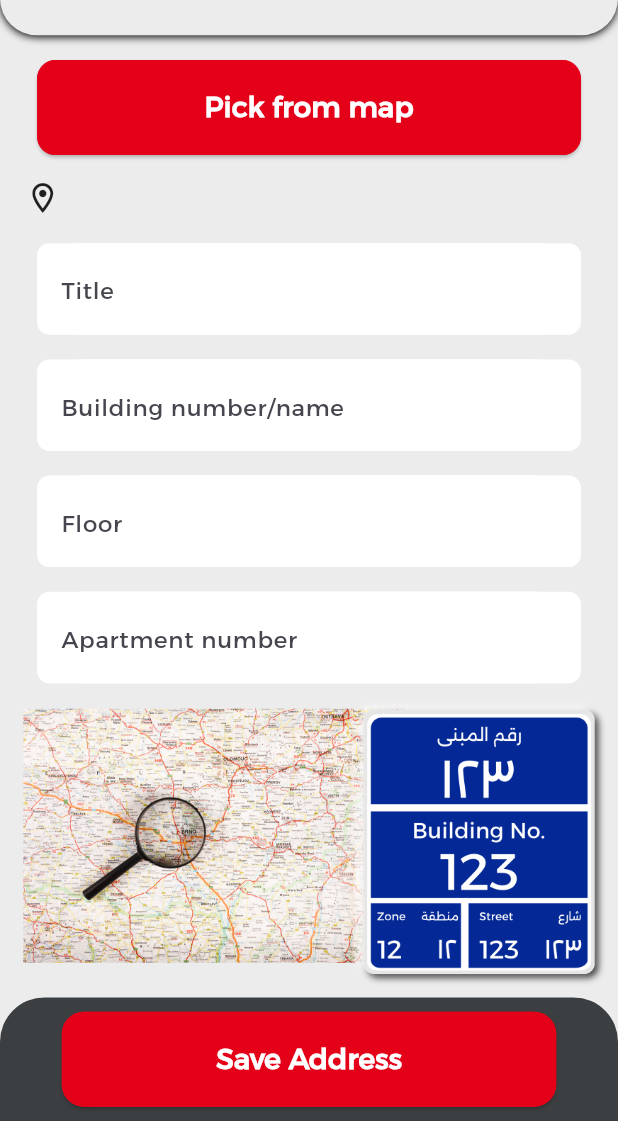
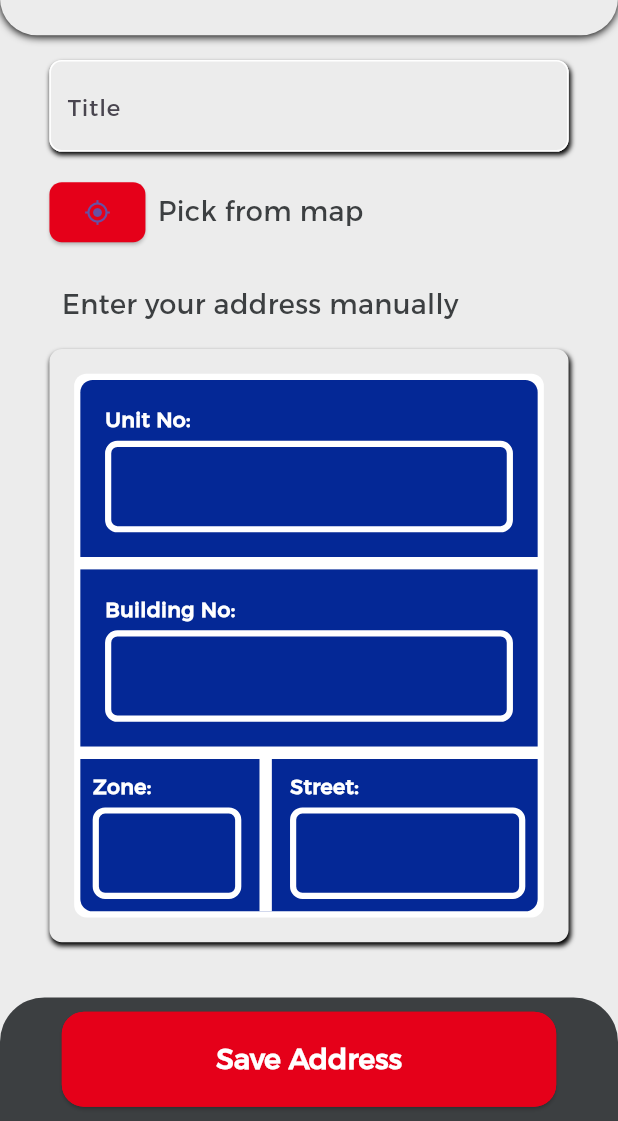
Before and after one commit to zoalfkardeeb/autoworld, a Flutter app: the AddAddress screen opened directly, on a phone screen of 412 x 824 dp, the part 115-1236 px from its top. Run offline on Flutter 3.47's test engine with Material 3 defaults, Android fonts, the phone set to English and light mode, and no system bars; our stand-ins replace another_flushbar, app_links, cached_network_image, cloud_firestore, dio, double_back_to_close_app and 29 more; missing offline and left inert: easy_pdf_viewer, flutter_facebook_auth, mailer, map_location_picker, platform_device_id, simple_tooltip; accounts and stored records are empty; network calls fail; project files that could hold a hidden picture were left out.

Commit message:
add address

```diff
--- a/lib/MyWidget.dart
+++ b/lib/MyWidget.dart
@@ -166,15 +166,20 @@ class MyWidget{
     return Padding(
       padding: EdgeInsets.symmetric(
           vertical:
-          AppHeight.h1,
+          AppHeight.h2,
           horizontal:
-          AppWidth.w4*1.5),
+          AppWidth.w8),
       child: Container(
         //height: FontSize.s18*2.5,
-        decoration: BoxDecoration(
-          color: Colors.white,
-          borderRadius:
-          BorderRadius.all(Radius.circular(AppWidth.w4/2)),
+        decoration:  BoxDecoration(
+          color: MyColors.topCon,
+          // ignore: prefer_const_literals_to_create_immutables
+          boxShadow: [BoxShadow(
+            color: MyColors.black,
+            offset: const Offset(1, 2),
+            blurRadius: 2,
+          )],
+          borderRadius: BorderRadius.all(Radius.circular(AppWidth.w2)),
         ),
         child: TextFormField(
           textAlign: TextAlign.start,
@@ -190,23 +195,23 @@ class MyWidget{
           ),
           decoration: InputDecoration(
             enabledBorder: OutlineInputBorder(
-              borderRadius: BorderRadius.circular(
-                  MediaQuery.of(context).size.height / 5),
+              gapPadding: 0.0,
+              borderRadius: BorderRadius.circular(AppWidth.w2),
               borderSide: const BorderSide(
                 color: Colors.white,
-                width: 2,
+                width: 1,
               ),
             ),
             focusedBorder: OutlineInputBorder(
-              borderRadius: BorderRadius.circular(
-                  MediaQuery.of(context).size.height / 5),
+              gapPadding: 0.0,
+              borderRadius: BorderRadius.circular(AppWidth.w2),
               borderSide: const BorderSide(
                 color: Colors.white,
-                width: 2,
+                width: 1,
               ),
             ),
             filled: true,
-            fillColor: Colors.white,
+            fillColor: MyColors.topCon,
             border: InputBorder.none,
             hintText: hintText,
             hintStyle: TextStyle(
--- a/lib/constant/color/MyColors.dart
+++ b/lib/constant/color/MyColors.dart
@@ -2,7 +2,7 @@
 import 'package:flutter/material.dart';
 
 class MyColors {
- static const blue = Colors.black;
+ static const blue = Color.fromRGBO(4, 40, 150, 1.0);
  static const trans = Color(0x00000000);
  static const backGround = Color(0xffE4E4E4);
  static const white = Color(0xffFFFFFF);
--- a/lib/eShop/productDetails.dart
+++ b/lib/eShop/productDetails.dart
@@ -95,7 +95,7 @@ class _ProductDetailsState extends State<ProductDetails> {
                           ),
                           SizedBox(height: AppHeight.h1,),
                           _description(),
-                          //_suggestion(),
+                          _suggestion(),
                         ],
                       ),
                     ),
--- a/lib/location/location.dart
+++ b/lib/location/location.dart
@@ -13,13 +13,7 @@ getCurrentLocation() async {
 
   // Test if location services are enabled.
   serviceEnabled = await Geolocator.isLocationServiceEnabled();
-  if (!serviceEnabled) {
-    // Location services are not enabled don't continue
-    // accessing the position and request users of the
-    // App to enable the location services.
-    return Future.error('Location services are disabled.');
-  }
-
+  if (serviceEnabled) {
     permission = await Geolocator.checkPermission();
     if (permission == LocationPermission.denied) {
       permission = await Geolocator.requestPermission();
@@ -43,3 +37,11 @@ getCurrentLocation() async {
     // continue accessing the position of the device.
     currentLocation = await Geolocator.getCurrentPosition(desiredAccuracy: LocationAccuracy.high);
   }
+  else{
+    // Location services are not enabled don't continue
+    // accessing the position and request users of the
+    // App to enable the location services.
+    Future.error('Location services are disabled.');
+  }
+
+ }
--- a/lib/model/request/address.dart
+++ b/lib/model/request/address.dart
@@ -18,6 +18,7 @@ class AddressRequest {
   String? building;
   String? floor;
   String? appartment;
+  String? street;
 
   AddressRequest({
     this.id,
@@ -29,6 +30,7 @@ class AddressRequest {
     this.building,
     this.floor,
     this.appartment,
+    this.street,
   });
 
   factory AddressRequest.fromJson(Map<String, dynamic> json) => AddressRequest(
@@ -41,6 +43,7 @@ class AddressRequest {
     building: json["building"],
     floor: json["floor"],
     appartment: json["appartment"],
+    street: json["street"],
   );
 
   Map<String, dynamic> toJson() => {
@@ -53,5 +56,6 @@ class AddressRequest {
     "building": building,
     "floor": floor,
     "appartment": appartment,
+    "street": street,
   };
 }
--- a/lib/model/response/addressRead.dart
+++ b/lib/model/response/addressRead.dart
@@ -47,6 +47,7 @@ class Datum {
   double? lat;
   double? lng;
   String? title;
+  String? street;
 
   Datum({
     this.id,
@@ -59,6 +60,7 @@ class Datum {
     this.lat,
     this.lng,
     this.title,
+    this.street,
   });
 
   factory Datum.fromJson(Map<String, dynamic> json) => Datum(
@@ -72,6 +74,7 @@ class Datum {
     lat: json["lat"]?.toDouble(),
     lng: json["lng"]?.toDouble(),
     title: json["title"],
+    street: json["street"],
   );
 
   Map<String, dynamic> toJson() => {
@@ -85,6 +88,7 @@ class Datum {
     "lat": lat,
     "lng": lng,
     "title": title,
+    "street": street,
   };
 }
 
--- a/lib/screen/address/addAddress.dart
+++ b/lib/screen/address/addAddress.dart
@@ -3,6 +3,7 @@ import 'package:automall/api.dart';
 import 'package:automall/const.dart';
 import 'package:automall/constant/app_size.dart';
 import 'package:automall/constant/color/MyColors.dart';
+import 'package:automall/constant/font_size.dart';
 import 'package:automall/constant/images/imagePath.dart';
 import 'package:automall/constant/string/Strings.dart';
 import 'package:automall/helper/functions.dart';
@@ -29,8 +30,9 @@ class _AddAddressState extends State<AddAddress> {
   final TextEditingController _noteController = TextEditingController();
   final TextEditingController _titleController = TextEditingController();
   final TextEditingController _buildingController = TextEditingController();
-  final TextEditingController _floorController = TextEditingController();
+  final TextEditingController _areaController = TextEditingController();
   final TextEditingController _aprController = TextEditingController();
+  final TextEditingController _streetController = TextEditingController();
   String autocompletePlace = "null";
 
   @override
@@ -40,8 +42,9 @@ class _AddAddressState extends State<AddAddress> {
     _titleController.text = widget.address.title??'';
     _noteController.text = widget.address.notes??'';
     _buildingController.text = widget.address.building??'';
-    _floorController.text = widget.address.floor??'';
+    _areaController.text = widget.address.floor??'';
     _aprController.text = widget.address.appartment??'';
+    _streetController.text = widget.address.street??'';
     if(widget.address.lat != null) position = LatLng(double.parse(widget.address.lat??'25.22'), double.parse(widget.address.lng??'50.00'));
     super.initState();
   }
@@ -55,98 +58,120 @@ class _AddAddressState extends State<AddAddress> {
       backgroundColor: MyColors.topCon,
       body: Stack(
         children: [
-          Align(
+          Container(
+            height: AppHeight.h90,
             alignment: Alignment.topCenter,
-            child: Container(
-                height: MediaQuery
-                    .of(context)
-                    .size
-                    .height * (1-0.1),
-                width: double.infinity,
-                alignment: Alignment.topCenter,
-                child:
-                Column(
+            child: Column(
               //mainAxisAlignment: MainAxisAlignment.center,
-                  crossAxisAlignment: CrossAxisAlignment.center,
+              crossAxisAlignment: CrossAxisAlignment.start,
               children: [
                 _topBar(curve),
+                MyWidget(context).textFiledAddress(_titleController, AppLocalizations.of(context)!.translate('Title')),
                 Padding(
-                        padding: EdgeInsets.symmetric(horizontal: AppWidth.w4*1.5, vertical: AppHeight.h2),
-                      child: MyWidget(context).raisedButton(curve, AppWidth.w80, AppLocalizations.of(context)!.translate('Pick from map'),
-                          null, () async => await _showPlacePicker()),
-                    ),
-                    Padding(
-                      padding: EdgeInsets.symmetric(horizontal:AppWidth.w4),
+                  padding: EdgeInsets.symmetric(horizontal:AppWidth.w8),
                   child: Row(
                     children: [
-                          const Icon(Icons.location_on_outlined),
-                          Expanded(child: MyWidget(context).bodyText1(_noteController.text, color: MyColors.bottomCon, scale: 0.8, padding: AppWidth.w1),),
+                      ElevatedButton(
+                          style: ElevatedButton.styleFrom(
+                            backgroundColor: MyColors.mainColor,
+                            shape: RoundedRectangleBorder(
+                              borderRadius: BorderRadius.circular(AppWidth.w2),
+                            ),
+                            padding: EdgeInsets.symmetric(vertical: curve/3*0, horizontal: curve/2),
+                          ),
+                          onPressed: () async => await _showPlacePicker(),
+                          child: Icon(Icons.my_location_sharp)),
+                      Expanded(child: MyWidget(context).bodyText1(_noteController.text.isEmpty?AppLocalizations.of(context)!.translate('Pick from map'):_noteController.text, color: MyColors.bottomCon, scale: 1.1, padding: AppWidth.w2, align: TextAlign.start),),
                     ],
                   ),
                 ),
-                    Expanded(
-                      flex: 1,
+                SizedBox(height: AppHeight.h2,),
+                Padding(
+                  padding: EdgeInsets.symmetric(horizontal:AppWidth.w8, vertical: AppHeight.h1),
+                  child: MyWidget(context).bodyText1(AppLocalizations.of(context)!.translate('Enter your address manually'), color: MyColors.bottomCon, scale: 1.1, padding: AppWidth.w2, align: TextAlign.start),
+                ),
+                Flexible(
+                  child: MyWidget.shadowContainer(
+                      margin: AppWidth.w8,
+                      padding: AppWidth.w4,
                       child: Container(
-                        margin: const EdgeInsets.only(top: 10),
-                        decoration: const BoxDecoration(
-                          color: MyColors.topCon,
-                          //borderRadius: BorderRadius.only(topLeft: Radius.circular(curve), topRight: Radius.circular(curve))
+                        padding: EdgeInsets.all(AppWidth.w1),
+                        decoration: BoxDecoration(
+                          color: MyColors.white,
+                          borderRadius: BorderRadius.circular(AppWidth.w2),
                         ),
                         child: SingleChildScrollView(
                           child: Column(
                             children: [
-                              MyWidget(context).textFiledAddress(_titleController, AppLocalizations.of(context)!.translate('Title')),
-                             /* Padding(
-                                padding: EdgeInsets.symmetric(horizontal: AppWidth.w8),
-                                child: Row(
-                                  mainAxisAlignment: MainAxisAlignment.spaceEvenly,
-                                  children: [
-                                    Flexible(
-                                        child: MyWidget.shadowContainer(child: MyWidget(context).bodyText1(AppLocalizations.of(context)!.translate('Building')))),
-                                    Flexible(
-                                        child: MyWidget(context).textFiledAddress(
-                                            _buildingController,
-                                            "123", ),),
-                                  ],
+                              Container(
+                                width:AppWidth.w80,
+                                padding: EdgeInsets.all(AppWidth.w2),
+                                decoration: BoxDecoration(
+                                  color: MyColors.blue,
+                                  borderRadius: BorderRadius.only(
+                                    topLeft: Radius.circular(AppWidth.w2),
+                                    topRight: Radius.circular(AppWidth.w2),
                                   ),
                                 ),
-                             */
-                              MyWidget(context).textFiledAddress(
-                                  _buildingController,
-                                  AppLocalizations.of(context)!
-                                      .translate('Building number/name')),
-                              MyWidget(context).textFiledAddress(_floorController,
-                                  AppLocalizations.of(context)!.translate('Floor')),
-                              MyWidget(context).textFiledAddress(
-                                  _aprController,
-                                  AppLocalizations.of(context)!
-                                      .translate('Apartment number')),
-                              SizedBox(height: AppHeight.h1/2,),
+                                child: _addressStyle(text: AppLocalizations.of(context)!.translate('Unit No:'), controller: _aprController),
+                              ),
+                              SizedBox(height: AppWidth.w2,),
+                              Container(
+                                width:AppWidth.w80,
+                                padding: EdgeInsets.all(AppWidth.w2),
+                                decoration: const BoxDecoration(
+                                  color: MyColors.blue,
+                                ),
+                                child: _addressStyle(text: AppLocalizations.of(context)!.translate('Building No:'), controller: _buildingController),
+                              ),
+                              SizedBox(height: AppWidth.w2,),
+                              Container(
+                                width:AppWidth.w80,
+                                decoration: BoxDecoration(
+                                  color: MyColors.blue,
+                                  borderRadius: BorderRadius.only(
+                                    bottomRight: Radius.circular(AppWidth.w2),
+                                    bottomLeft: Radius.circular(AppWidth.w2),
+                                  ),
+                                ),
+                                child: IntrinsicHeight(
+                                  child: Row(
+                                    children: [
+                                      Expanded(
+                                        flex: 2,
+                                        child: _addressStyle(text: AppLocalizations.of(context)!.translate('Zone:'), controller: _areaController),
+                                      ),
+                                      VerticalDivider(color: MyColors.white, thickness: AppWidth.w2,),
+                                      Expanded(
+                                        flex: 3,
+                                        child: _addressStyle(text: AppLocalizations.of(context)!.translate('Street:'), controller: _streetController),
+                                      ),
                                     ],
                                   ),
                                 ),
                               ),
+                            ],
                           ),
-                    Image.asset(ImagePath.address),
+                        ),
+                      )),
+                ),
+
               ],
-                )
             ),
           ),
           Align(
             alignment: Alignment.bottomCenter,
-            child: MediaQuery
+            child:  MediaQuery
                 .of(context)
                 .viewInsets
-                .bottom == 0 ?
-            _m.bottomContainer(
+                .bottom == 0 ? _m.bottomContainer(
                 Row(
                   mainAxisAlignment: MainAxisAlignment.center,
                   children: [
                     _m.raisedButton(curve*1.2, AppWidth.w80, AppLocalizations.of(context)!.translate('Save Address'), null, ()=> _saveAddress())
                   ],
                 ),
-                curve*1.2, bottomConRati: 0.1)
-                : const SizedBox(height: 0.1,),
+                curve*1.2, bottomConRati: 0.1): SizedBox(),
           ),
           Align(
             alignment: Alignment.center,
@@ -229,14 +254,15 @@ class _AddAddressState extends State<AddAddress> {
       await myAPI.flushBar('Select location on map');
       return;
     }
-    if (_titleController.text.isNotEmpty) {
+    if (_titleController.text.isNotEmpty && _titleController.text.isNotEmpty && _buildingController.text.isNotEmpty && _areaController.text.isNotEmpty && _streetController.text.isNotEmpty) {
       widget.address.notes = _noteController.text;
       widget.address.title = _titleController.text;
       widget.address.lat = position.latitude.toString();
       widget.address.lng = position.longitude.toString();
       widget.address.building = _buildingController.text;
       widget.address.appartment = _aprController.text;
-      widget.address.floor = _floorController.text;
+      widget.address.floor = _areaController.text;
+      widget.address.floor = _streetController.text;
       setState(() {
         pleaseWait = true;
       });
@@ -259,7 +285,7 @@ class _AddAddressState extends State<AddAddress> {
       Navigator.of(context).pop();
       Navigator.of(context).pop();
     } else {
-      await myAPI.flushBar('Title is required');
+      await myAPI.flushBar('please, fill all fields');
     }
   }
 
@@ -270,6 +296,9 @@ class _AddAddressState extends State<AddAddress> {
       pleaseWait = true;
     });
     await getCurrentLocation();
+    setState(() {
+      pleaseWait = false;
+    });
     // ignore: use_build_context_synchronously
     Navigator.push(
       context,
@@ -278,7 +307,7 @@ class _AddAddressState extends State<AddAddress> {
           return GoogleMapLocationPicker(
             apiKey: Strings.mapKey,
             //popOnNextButtonTaped: true,
-            currentLatLng: currentLocation == null ? const LatLng(25.3407106, 52.9036987)
+            currentLatLng: currentLocation == null ? const LatLng(25.2741744, 51.4872171)
               : LatLng(currentLocation!.latitude, currentLocation!.longitude),
             onNext: (GeocodingResult? result) {
               if (result != null) {
@@ -298,9 +327,51 @@ class _AddAddressState extends State<AddAddress> {
         },
       ),
     ).then((value) => _setState());
-    setState(() {
-      pleaseWait = false;
-    });
+
   }
 
+  Widget _addressStyle({required text, required controller}){
+    return  Padding(
+      padding: EdgeInsets.all(AppWidth.w2),
+      child: Column(
+        crossAxisAlignment: CrossAxisAlignment.start,
+        children: [
+          MyWidget(context).headText(text,scale: 0.5, color: MyColors.white, align: TextAlign.start),
+          SizedBox(height: AppWidth.w1,),
+          TextFormField(
+            textAlign: TextAlign.start,
+            obscureText: false,
+            keyboardType: TextInputType.text,
+            controller: controller,
+            autovalidateMode:
+            AutovalidateMode.onUserInteraction,
+            style: TextStyle(
+                fontFamily: 'GESS',
+                color: MyColors.white,
+                fontSize: FontSize.s18
+            ),
+            decoration: InputDecoration(
+              enabledBorder: OutlineInputBorder(
+                borderRadius: BorderRadius.circular(AppWidth.w2),
+                borderSide: BorderSide(
+                  color: Colors.white,
+                  width: AppWidth.w1,
+                ),
+              ),
+              focusedBorder: OutlineInputBorder(
+                borderRadius: BorderRadius.circular(AppWidth.w2),
+                borderSide: BorderSide(
+                  color: Colors.white,
+                  width: AppWidth.w1,
+                ),
+              ),
+              filled: true,
+              fillColor: MyColors.blue,
+              border: InputBorder.none,
+            ),
+          ),
+        ],
+      ),
+    );
   }
+}
--- a/lib/screen/address/manageAddress.dart
+++ b/lib/screen/address/manageAddress.dart
@@ -199,6 +199,7 @@ class _ManageAddressState extends State<ManageAddress> {
               notes: address.notes,
               lat: address.lat.toString(),
               lng: address.lng.toString(),
+              street: address.street.toString(),
             )
         )
     );
```
Lines whose indentation alone changed are shown as unchanged.
